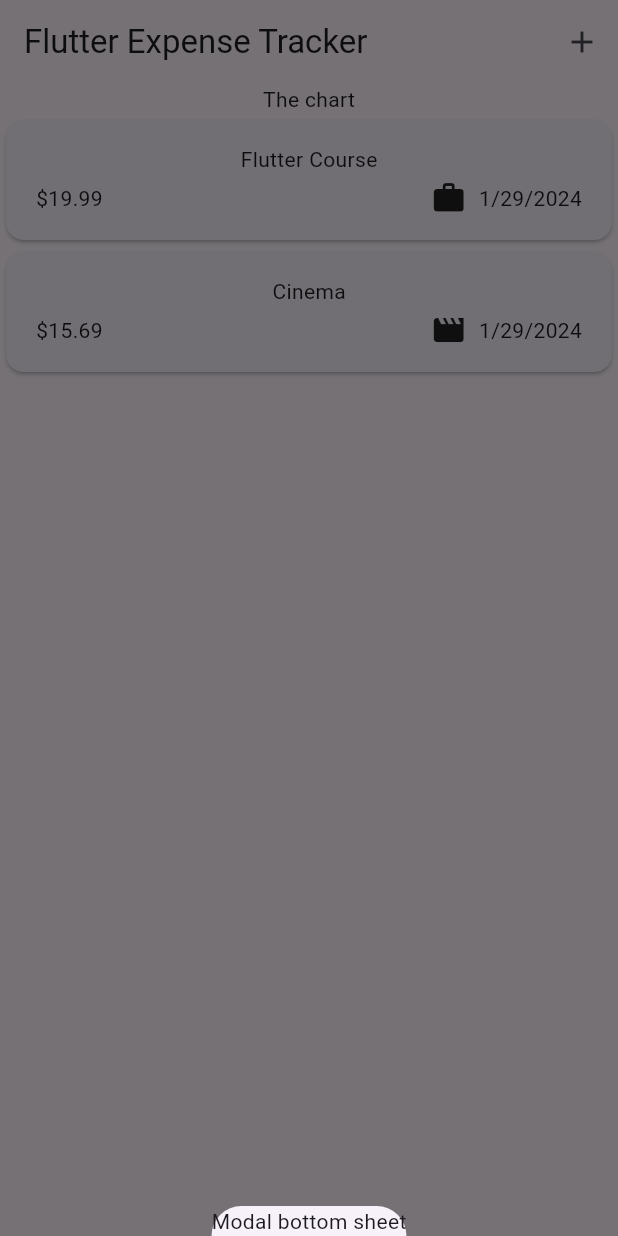
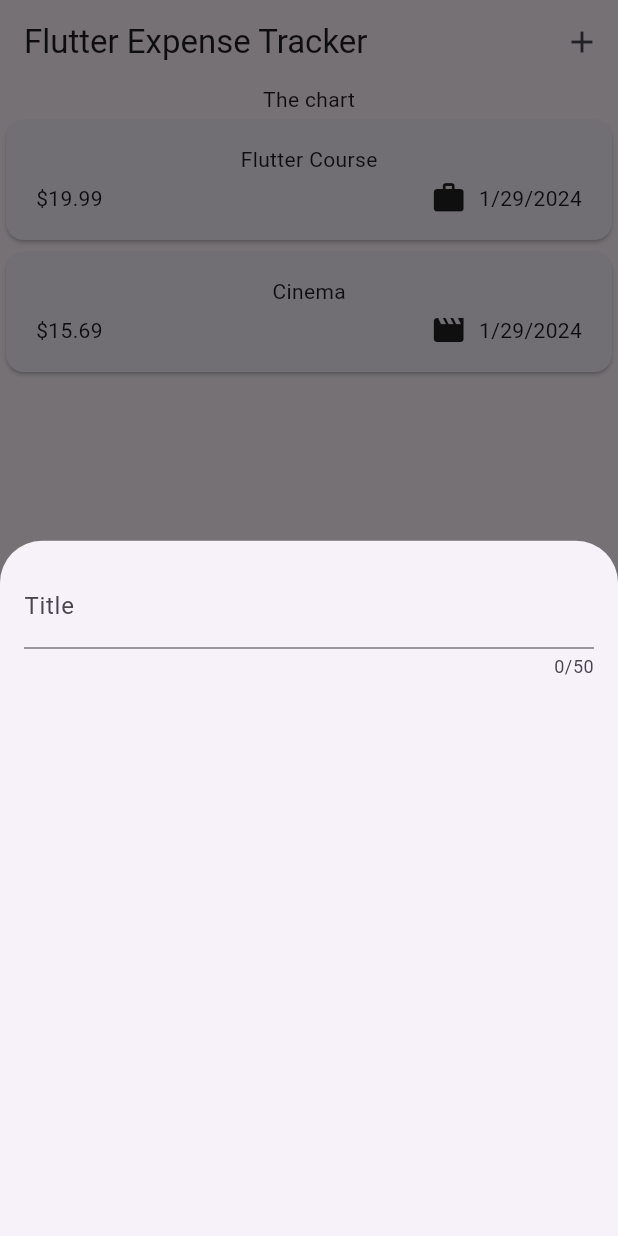
Before and after one commit to adala-wanyande/flutter-expense-tracker, a Flutter app: the screen it shows after launch, after a tap on the "add" icon, on a phone screen of 412 x 824 dp. Run offline on Flutter 3.47's test engine with Material 3 defaults, Android fonts, the phone set to English and light mode, and no system bars.

Commit message:
feat: handle user input with TextField widget

```diff
--- a/lib/widgets/expenses.dart
+++ b/lib/widgets/expenses.dart
@@ -1,3 +1,4 @@
+import 'package:expense_tracker_app/widgets/new_expense.dart';
 import 'package:flutter/material.dart';
 import 'package:expense_tracker_app/models/expense.dart';
 import 'package:expense_tracker_app/widgets/expenses_list/expenses_list.dart';
@@ -28,7 +29,7 @@ class _ExpensesState extends State<Expenses> {
   void _openAddExpenseOverlay() {
     showModalBottomSheet(
       context: context,
-      builder: (ctx) => const Text('Modal bottom sheet'),
+      builder: (ctx) => const NewExpense(),
     );
   }
 
--- /dev/null
+++ b/lib/widgets/new_expense.dart
@@ -0,0 +1,28 @@
+import 'package:flutter/material.dart';
+
+class NewExpense extends StatefulWidget {
+  const NewExpense({super.key});
+
+  @override
+  State<NewExpense> createState() {
+    return _NewExpenseState();
+  }
+}
+
+class _NewExpenseState extends State<NewExpense> {
+  @override
+  Widget build(BuildContext context) {
+    return const Padding(
+        padding: EdgeInsets.all(16),
+        child: Column(
+          children: [
+            TextField(
+              maxLength: 50,
+              decoration: InputDecoration(
+                label: Text('Title'),
+              ),
+            ),
+          ],
+        ));
+  }
+}
```
